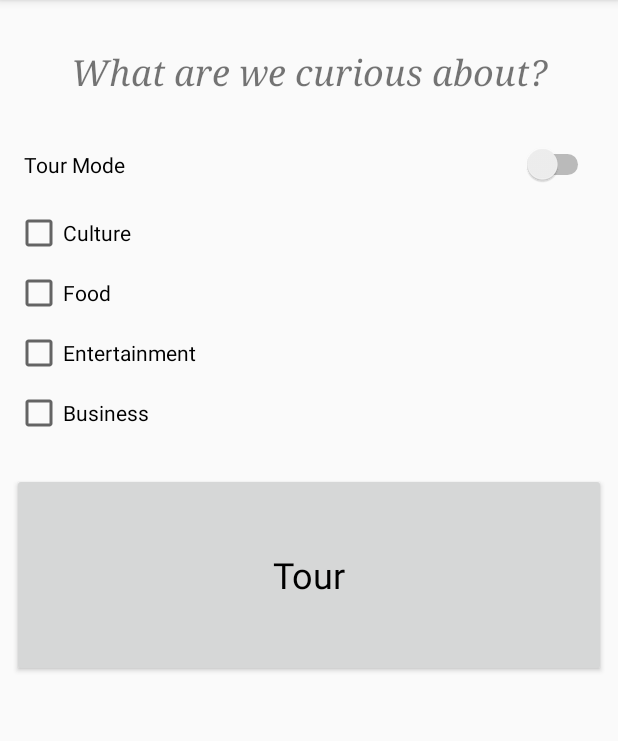
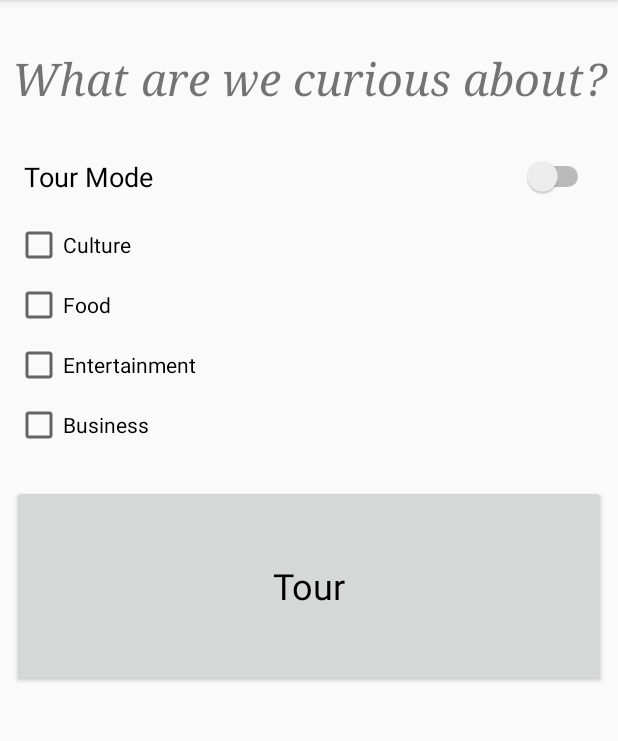
Before and after one commit to crschriever/Cicerone, an Android app: the ModeSelectorActivity screen opened directly, with no data from a screen before it, on a phone screen of 412 x 824 dp, the part 84-825 px from its top. Run offline under Robolectric (Android 15) with nearby library versions, the phone set to English and light mode, and no system bars.

Commit message:
Fix issue with style access

```diff
--- a/Cicerone/app/src/main/res/layout/activity_mode_selector.xml
+++ b/Cicerone/app/src/main/res/layout/activity_mode_selector.xml
@@ -17,8 +17,7 @@
         android:fontFamily="serif"
         android:text="What are we curious about?"
         android:textAlignment="center"
-        android:textAppearance="@android:style/TextAppearance.Holo.Light.Medium"
-        android:textSize="24sp"
+        android:textSize="30sp"
         android:textStyle="italic" />
 
     <Switch
@@ -28,7 +27,8 @@
         android:layout_marginBottom="16dp"
         android:layout_marginLeft="16dp"
         android:layout_marginRight="16dp"
-        android:text="Tour Mode" />
+        android:text="Tour Mode"
+        android:textSize="18sp" />
 
     <CheckBox
         android:id="@+id/chkCulture"
```
